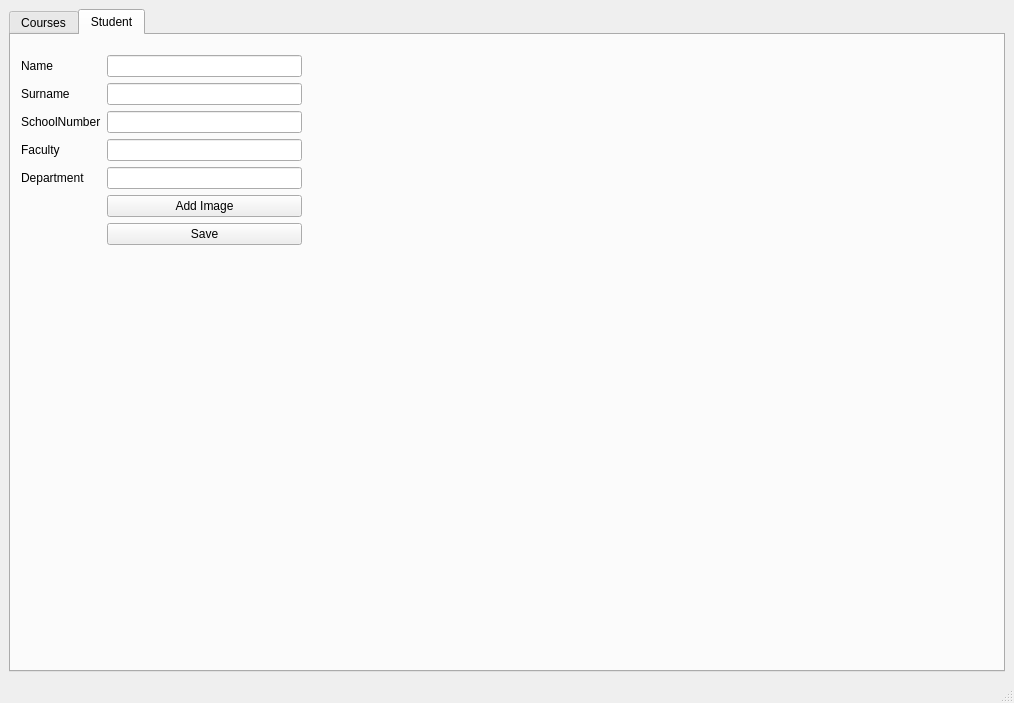
Qt form ui/App.ui (fatihsezgin/FaceRecognition) before a commit.
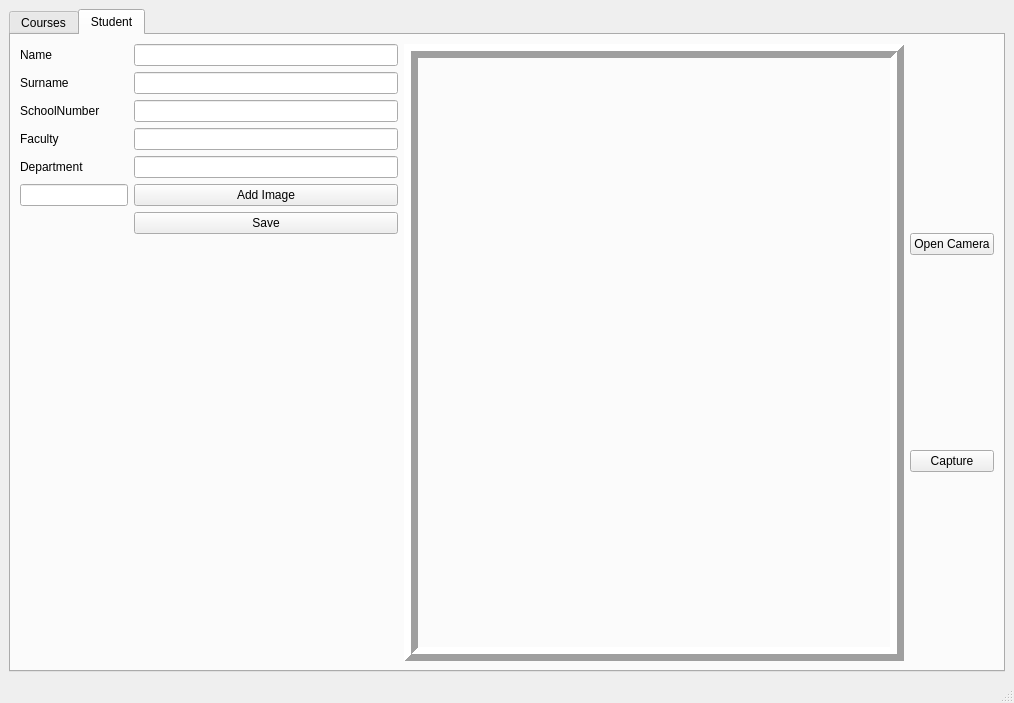
The same form after that commit. The open tabs and pages were chosen to show the change.

What changed in the file:
```diff
--- a/ui/App.ui
+++ b/ui/App.ui
@@ -76,15 +76,10 @@
        <attribute name="title">
         <string>Student</string>
        </attribute>
-       <widget class="QWidget" name="formLayoutWidget">
-        <property name="geometry">
-         <rect>
-          <x>10</x>
-          <y>20</y>
-          <width>281</width>
-          <height>431</height>
-         </rect>
-        </property>
+       <layout class="QHBoxLayout" name="horizontalLayout_7">
+        <item>
+         <layout class="QHBoxLayout" name="horizontalLayout_4">
+          <item>
         <layout class="QFormLayout" name="formLayout">
          <item row="0" column="0">
           <widget class="QLabel" name="nameLabel">
@@ -136,6 +131,9 @@
          <item row="4" column="1">
           <widget class="QLineEdit" name="departmentLineEdit"/>
          </item>
+            <item row="5" column="0">
+             <widget class="QLineEdit" name="imagePathLineEdit"/>
+            </item>
          <item row="5" column="1">
           <widget class="QPushButton" name="buttonAddImage">
            <property name="text">
@@ -151,7 +149,54 @@
           </widget>
          </item>
         </layout>
-       </widget>
+          </item>
+          <item>
+           <layout class="QHBoxLayout" name="horizontalLayout_6">
+            <item>
+             <widget class="QLabel" name="imgLabel">
+              <property name="minimumSize">
+               <size>
+                <width>500</width>
+                <height>0</height>
+               </size>
+              </property>
+              <property name="frameShape">
+               <enum>QFrame::Box</enum>
+              </property>
+              <property name="frameShadow">
+               <enum>QFrame::Raised</enum>
+              </property>
+              <property name="lineWidth">
+               <number>7</number>
+              </property>
+              <property name="text">
+               <string/>
+              </property>
+             </widget>
+            </item>
+            <item>
+             <layout class="QVBoxLayout" name="verticalLayout_2">
+              <item>
+               <widget class="QPushButton" name="buttonOpenCamera">
+                <property name="text">
+                 <string>Open Camera</string>
+                </property>
+               </widget>
+              </item>
+              <item>
+               <widget class="QPushButton" name="buttonCapture">
+                <property name="text">
+                 <string>Capture</string>
+                </property>
+               </widget>
+              </item>
+             </layout>
+            </item>
+           </layout>
+          </item>
+         </layout>
+        </item>
+       </layout>
       </widget>
      </widget>
     </item>
```
Left out of the diff: 23 changed lines with no effect on the pictures. Lines whose indentation alone changed are shown as unchanged.
